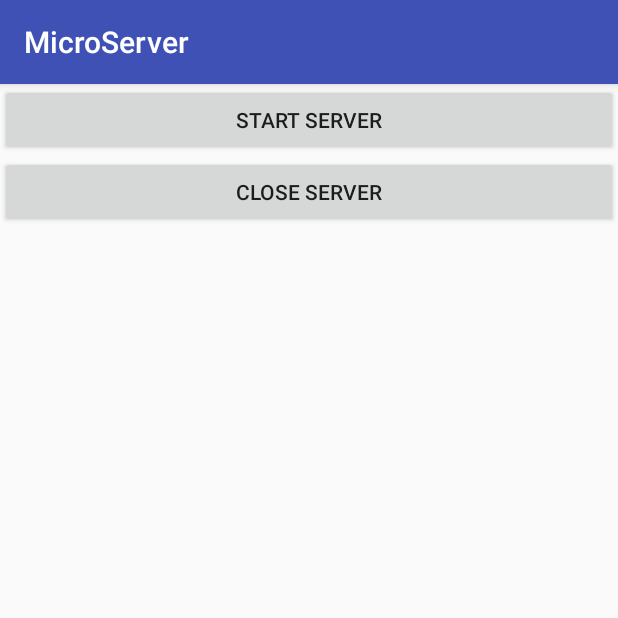
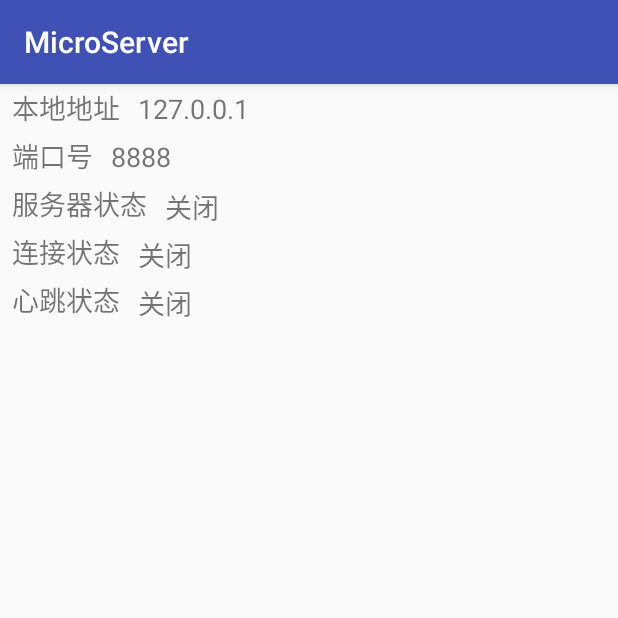
Before and after one commit to galaxy-captain/AndroidServer, an Android app: the screen it shows after launch (MainActivity), on a phone screen of 412 x 824 dp, the top half of it. Run offline under Robolectric (Android 15) with nearby library versions, the phone set to English and light mode, and no system bars; 1 statement that could not run was skipped.

Commit message:
微服务器 TCP服务器

```diff
--- a/app/src/main/AndroidManifest.xml
+++ b/app/src/main/AndroidManifest.xml
@@ -2,6 +2,7 @@
     package="org.galaxy.microserver">
 
     <uses-permission android:name="android.permission.INTERNET"/>
+    <uses-permission android:name="android.permission.ACCESS_WIFI_STATE" />
 
     <application
         android:name=".App"
--- a/app/src/main/java/org/galaxy/microserver/ui/MainActivity.java
+++ b/app/src/main/java/org/galaxy/microserver/ui/MainActivity.java
@@ -7,8 +7,10 @@ import android.support.annotation.Nullable;
 import android.support.v7.app.AppCompatActivity;
 import android.view.View;
 import android.widget.Button;
+import android.widget.TextView;
 
 import org.galaxy.microserver.R;
+import org.galaxy.microserver.server.ServerState;
 import org.galaxy.microserver.service.ServerService;
 import org.galaxy.microserver.service.ServerServiceConnection;
 
@@ -17,33 +19,45 @@ import org.galaxy.microserver.service.ServerServiceConnection;
  */
 public class MainActivity extends AppCompatActivity {
 
-    private Button startBtn,closeBtn;
+    private TextView vLocalAddress, vPort, vServerState, vConnectionState, vHeartState;
 
     private ServerServiceConnection mConnection = new ServerServiceConnection();
+
+    private static final String CLOSE = "关闭";
+
+    private static final String SUCCESS = "正常";
+
+    private boolean isListen = false;
 
     @Override
     protected void onCreate(@Nullable Bundle savedInstanceState) {
         super.onCreate(savedInstanceState);
         setContentView(R.layout.activity_main);
 
-        startBtn = (Button) findViewById(R.id.start_btn);
-        closeBtn = (Button) findViewById(R.id.close_btn);
-
-        startBtn.setOnClickListener(new View.OnClickListener() {
-            @Override
-            public void onClick(View v) {
-                mConnection.startServer();
-            }
-        });
-
-        closeBtn.setOnClickListener(new View.OnClickListener() {
-            @Override
-            public void onClick(View v) {
-                mConnection.closeServer();
-            }
-        });
+        vLocalAddress = (TextView) findViewById(R.id.serverInfo_localAddress_tv);
+        vPort = (TextView) findViewById(R.id.serverInfo_port_tv);
+        vServerState = (TextView) findViewById(R.id.serverInfo_serverState_tv);
+        vConnectionState = (TextView) findViewById(R.id.serverInfo_connectionState_tv);
+        vHeartState = (TextView) findViewById(R.id.serverInfo_heartState_tv);
 
         bind();
+
+    }
+
+    @Override
+    protected void onStart() {
+        super.onStart();
+
+        listenServerState();
+
+        isListen = true;
+    }
+
+    @Override
+    protected void onStop() {
+        super.onStop();
+
+        isListen = false;
 
     }
 
@@ -54,13 +68,49 @@ public class MainActivity extends AppCompatActivity {
         unbind();
     }
 
-    private void bind(){
+    private void bind() {
         Intent intent = new Intent(MainActivity.this, ServerService.class);
-        bindService(intent,mConnection, Context.BIND_AUTO_CREATE);
+        bindService(intent, mConnection, Context.BIND_AUTO_CREATE);
     }
 
-    private void unbind(){
+    private void unbind() {
         unbindService(mConnection);
     }
 
+    private void listenServerState() {
+
+        new Thread() {
+
+            @Override
+            public void run() {
+
+                while (isListen) {
+
+                    try {
+                        sleep(1000);
+                    } catch (InterruptedException e) {
+                        e.printStackTrace();
+                    }
+
+                    MainActivity.this.runOnUiThread(new Runnable() {
+                        @Override
+                        public void run() {
+                            if (isListen)
+                                refreshState(mConnection.getServerState());
+                        }
+                    });
+                }
+
+            }
+
+        }.start();
+
+    }
+
+    private void refreshState(ServerState state) {
+        vLocalAddress.setText(state.getLocalAddress());
+        vPort.setText(state.getPort() + "");
+        vServerState.setText(state.isRunning() ? SUCCESS : CLOSE);
+    }
+
 }
--- a/app/src/main/java/org/galaxy/microserver/utils/L.java
+++ b/app/src/main/java/org/galaxy/microserver/utils/L.java
@@ -14,7 +14,7 @@ public class L {
 
     public static void error(String s) {
         if (isDebug) {
-           Log.e(TAG,s);
+            Log.e(TAG, s);
         }
     }
 
--- a/app/src/main/res/layout/activity_main.xml
+++ b/app/src/main/res/layout/activity_main.xml
@@ -4,16 +4,139 @@
     android:layout_height="match_parent"
     android:orientation="vertical">
 
-    <Button
-        android:id="@+id/start_btn"
+    <LinearLayout
         android:layout_width="match_parent"
-        android:layout_height="wrap_content"
-        android:text="start server"/>
+        android:layout_height="32dp"
+        android:gravity="center"
+        android:orientation="horizontal">
 
-    <Button
-        android:id="@+id/close_btn"
+        <TextView
+            android:layout_width="wrap_content"
+            android:layout_height="match_parent"
+            android:gravity="center_vertical"
+            android:paddingLeft="8dp"
+            android:paddingRight="8dp"
+            android:text="本地地址"
+            android:textSize="18sp" />
+
+        <TextView
+            android:id="@+id/serverInfo_localAddress_tv"
+            android:layout_width="match_parent"
+            android:layout_height="match_parent"
+            android:gravity="center_vertical"
+            android:maxLines="1"
+            android:padding="4dp"
+            android:text="127.0.0.1"
+            android:textSize="18sp" />
+
+    </LinearLayout>
+
+    <LinearLayout
         android:layout_width="match_parent"
-        android:layout_height="wrap_content"
-        android:text="close server"/>
+        android:layout_height="32dp"
+        android:gravity="center"
+        android:orientation="horizontal">
+
+        <TextView
+            android:layout_width="wrap_content"
+            android:layout_height="match_parent"
+            android:gravity="center_vertical"
+            android:paddingLeft="8dp"
+            android:paddingRight="8dp"
+            android:text="端口号"
+            android:textSize="18sp" />
+
+        <TextView
+            android:id="@+id/serverInfo_port_tv"
+            android:layout_width="match_parent"
+            android:layout_height="match_parent"
+            android:gravity="center_vertical"
+            android:maxLines="1"
+            android:padding="4dp"
+            android:text="8888"
+            android:textSize="18sp" />
+
+    </LinearLayout>
+
+    <LinearLayout
+        android:layout_width="match_parent"
+        android:layout_height="32dp"
+        android:gravity="center"
+        android:orientation="horizontal">
+
+        <TextView
+            android:layout_width="wrap_content"
+            android:layout_height="match_parent"
+            android:gravity="center_vertical"
+            android:paddingLeft="8dp"
+            android:paddingRight="8dp"
+            android:text="服务器状态"
+            android:textSize="18sp" />
+
+        <TextView
+            android:id="@+id/serverInfo_serverState_tv"
+            android:layout_width="match_parent"
+            android:layout_height="match_parent"
+            android:gravity="center_vertical"
+            android:maxLines="1"
+            android:padding="4dp"
+            android:text="关闭"
+            android:textSize="18sp" />
+
+    </LinearLayout>
+
+    <LinearLayout
+        android:layout_width="match_parent"
+        android:layout_height="32dp"
+        android:gravity="center"
+        android:orientation="horizontal">
+
+        <TextView
+            android:layout_width="wrap_content"
+            android:layout_height="match_parent"
+            android:gravity="center_vertical"
+            android:paddingLeft="8dp"
+            android:paddingRight="8dp"
+            android:text="连接状态"
+            android:textSize="18sp" />
+
+        <TextView
+            android:id="@+id/serverInfo_connectionState_tv"
+            android:layout_width="match_parent"
+            android:layout_height="match_parent"
+            android:gravity="center_vertical"
+            android:maxLines="1"
+            android:padding="4dp"
+            android:text="关闭"
+            android:textSize="18sp" />
+
+    </LinearLayout>
+
+    <LinearLayout
+        android:layout_width="match_parent"
+        android:layout_height="32dp"
+        android:gravity="center"
+        android:orientation="horizontal">
+
+        <TextView
+            android:layout_width="wrap_content"
+            android:layout_height="match_parent"
+            android:gravity="center_vertical"
+            android:paddingLeft="8dp"
+            android:paddingRight="8dp"
+            android:text="心跳状态"
+            android:textSize="18sp" />
+
+        <TextView
+            android:id="@+id/serverInfo_heartState_tv"
+            android:layout_width="match_parent"
+            android:layout_height="match_parent"
+            android:gravity="center_vertical"
+            android:maxLines="1"
+            android:padding="4dp"
+            android:text="关闭"
+            android:textSize="18sp" />
+
+    </LinearLayout>
 
 </LinearLayout>
```
Also changed, not shown: app/src/main/java/org/galaxy/microserver/server/MicroConnection.java (+24 -16 lines), app/src/main/java/org/galaxy/microserver/server/MicroServer.java (+91 -37 lines), app/src/main/java/org/galaxy/microserver/server/ServerConfig.java (+11 -1 lines), app/src/main/java/org/galaxy/microserver/server/ServerState.java (+21 -2 lines), app/src/main/java/org/galaxy/microserver/service/ServerService.java (+19 -7 lines), app/src/main/java/org/galaxy/microserver/service/ServerServiceConnection.java (+9 -3 lines), app/src/main/java/org/galaxy/microserver/utils/NetworkUtils.java (added, +48 -0 lines).
